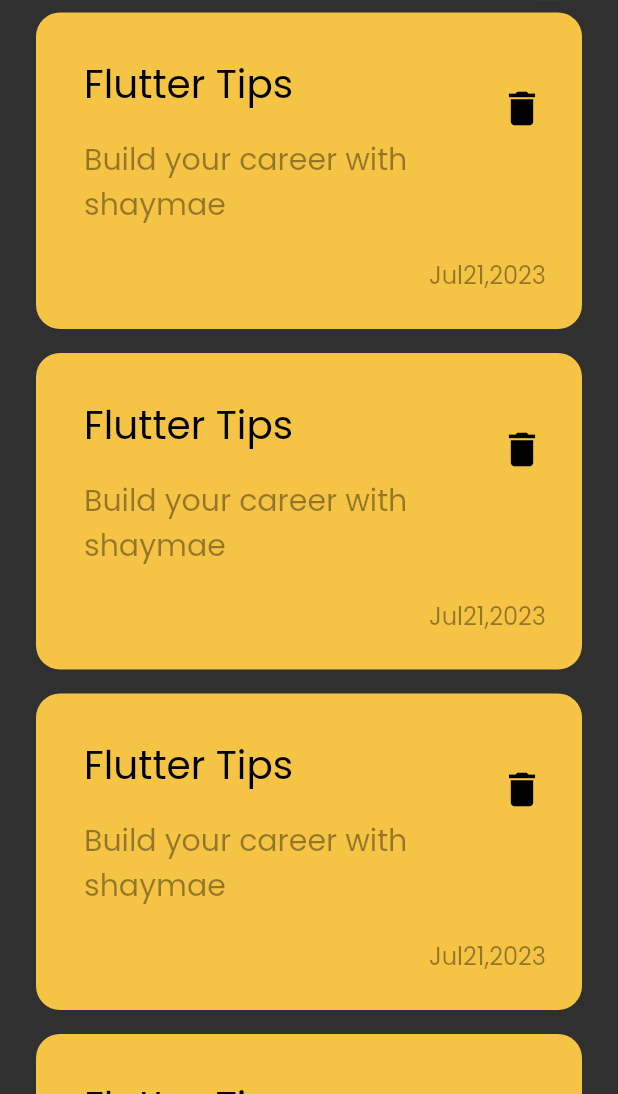
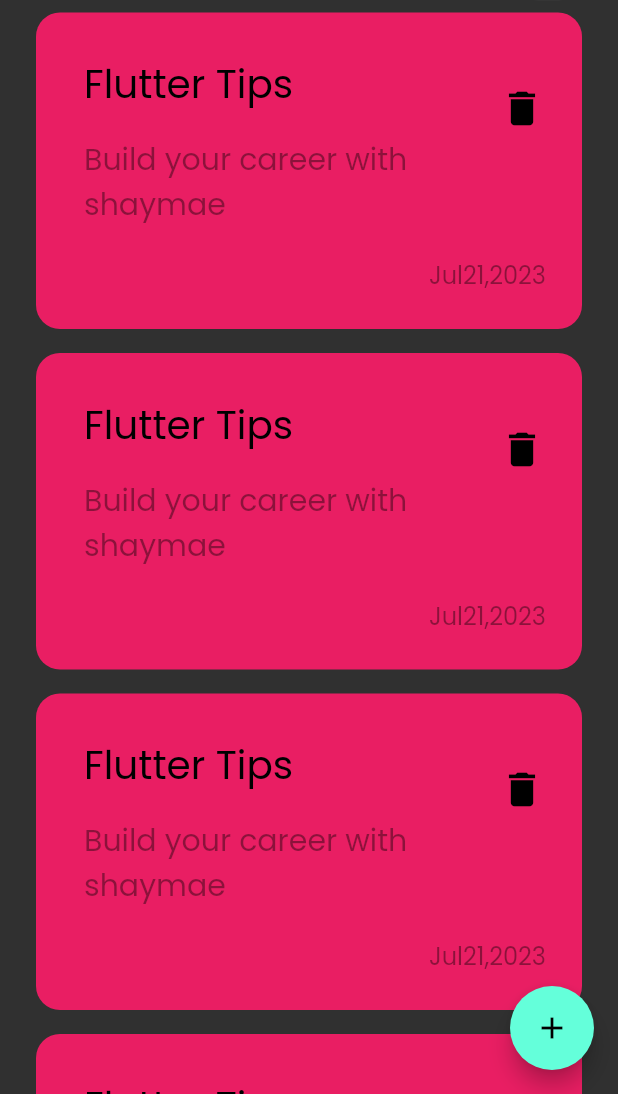
Before and after one commit to chaymaegh/notes-app, a Flutter app: the screen it shows after launch, on a phone screen of 412 x 824 dp, the part 142-1236 px from its top. Run offline on Flutter 3.47's test engine with Material 2 defaults, Android fonts, the phone set to English and light mode, and no system bars.

Commit message:
add floating action button

```diff
--- a/lib/views/notes_view.dart
+++ b/lib/views/notes_view.dart
@@ -1,6 +1,5 @@
 import 'package:flutter/material.dart';
 import 'package:mission_list/views/widgets/notes_view_body.dart';
-
 
 class NotesView extends StatelessWidget {
   const NotesView({super.key});
@@ -8,6 +7,10 @@
   @override
   Widget build(BuildContext context) {
     return Scaffold(
+      floatingActionButton: FloatingActionButton(
+        onPressed: () {},
+        child: Icon(Icons.add),
+      ),
       body: NotesViewBody(),
     );
   }
--- a/lib/views/widgets/custom_note_item.dart
+++ b/lib/views/widgets/custom_note_item.dart
@@ -1,14 +1,23 @@
+import 'dart:math';
+
 import 'package:flutter/material.dart';
 
 class ItemNote extends StatelessWidget {
   const ItemNote({super.key});
+
+ //this is for random colors items
+  final data = const [Colors.white, Colors.pink, Colors.blue];
+  Color getRandomColor() {
+    Random random = Random();
+    return data[random.nextInt(data.length)];
+  }
 
   @override
   Widget build(BuildContext context) {
     return Container(
       padding: EdgeInsets.only(top: 24, bottom: 24, left: 16),
       decoration: BoxDecoration(
-        color: Color(0xffF6C445),
+        color: getRandomColor(),
         borderRadius: BorderRadius.circular(16),
       ),
       child: Column(
```
Also changed, not shown: lib/views/widgets/notes_list_view.dart (line endings or trailing spaces).
